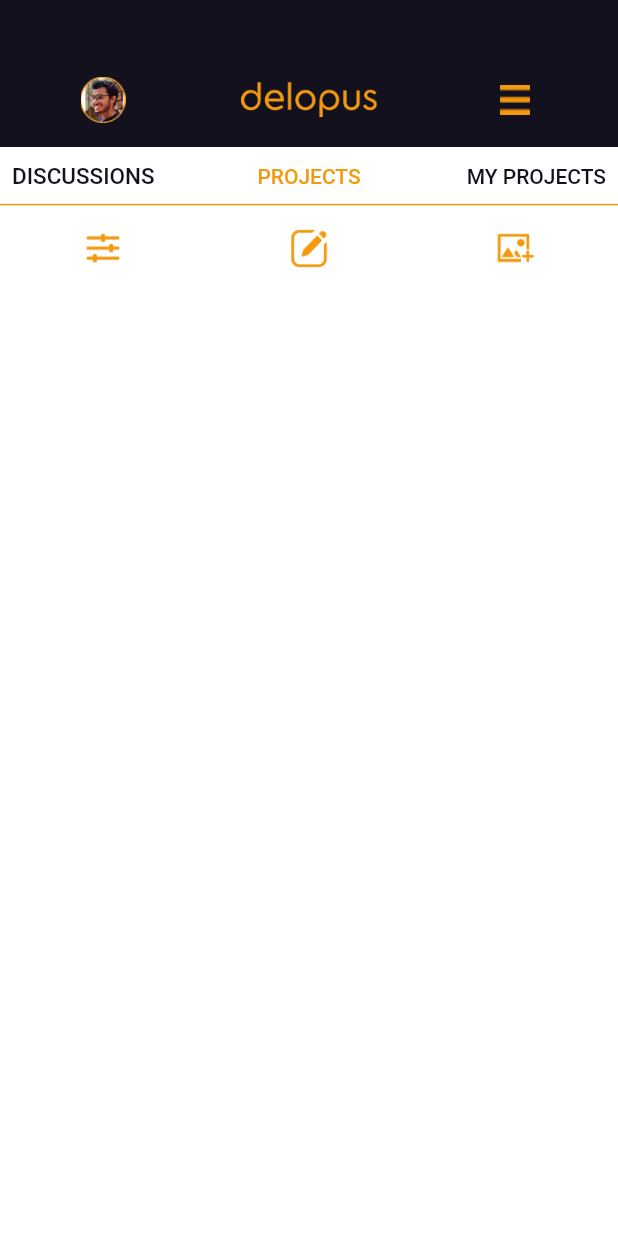
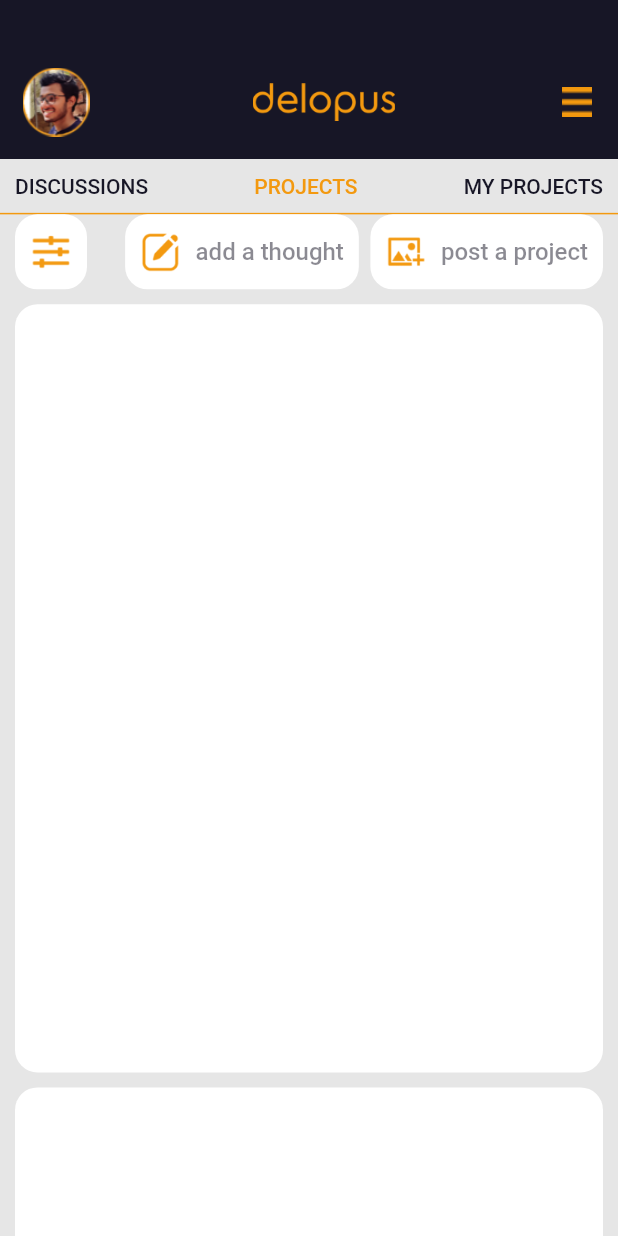
Before and after one commit to Michaelalo1/delopus, a Flutter app: the screen it shows after launch, on a phone screen of 412 x 824 dp. Run offline on Flutter 3.47's test engine with Material 2 defaults, Android fonts, the phone set to English and light mode, and no system bars; Roboto replaces fonts that are missing (Axiforma-Medium).

Commit message:
added listview containers

```diff
--- a/lib/main.dart
+++ b/lib/main.dart
@@ -1,4 +1,5 @@
 import 'package:flutter/material.dart';
+import 'package:flutter/painting.dart';
 
 void main() {
   runApp(const MyApp());
@@ -40,62 +41,57 @@ class _FeedState extends State<Feed> {
   @override
   Widget build(BuildContext context) {
     return Scaffold(
-      backgroundColor: Colors.white,
+      backgroundColor: const Color.fromRGBO(230, 230, 230, 1),
       body: Column(
         children: [
           ConstrainedBox(
             constraints: const BoxConstraints(
-              maxHeight: 98,
+              maxHeight: 200,
+              minWidth: double.infinity,
             ),
             child: Container(
-              padding: const EdgeInsets.only(top: 35),
-              color: const Color.fromRGBO(18, 17, 29, 1),
+              padding: const EdgeInsets.only(
+                  top: 45, bottom: 15, right: 15, left: 15),
+              color: const Color.fromRGBO(23, 22, 38, 1),
               child: Row(
-                // crossAxisAlignment: CrossAxisAlignment.center,
-                mainAxisAlignment: MainAxisAlignment.start,
+                mainAxisAlignment: MainAxisAlignment.spaceBetween,
                 children: [
-                  Expanded(
-                    child: Image.asset(
+                  Image.asset(
                     'assets/Layer9copy2x.png',
-                      height: 31,
-                      width: 30,
+                    height: 46,
+                    width: 45,
                   ),
+                  Image.asset(
+                    'assets/Layer2copy11@2x.png',
+                    height: 28.5,
+                    width: 95.3,
                   ),
-                  Expanded(
-                    child: Image.asset(
-                      'assets/Layer2copy11@2x.png',
-                      height: 23.5,
-                      width: 90.3,
-                    ),
-                  ),
-                  Expanded(
-                    child: Image.asset(
+                  Image.asset(
                     'assets/Layer11copy.png',
-                    ),
+                    height: 25,
+                    width: 25,
                   ),
                 ],
               ),
             ),
           ),
           Container(
-            padding: EdgeInsets.symmetric(horizontal: 8, vertical: 10.45),
-            color: Colors.white,
+            padding:
+                const EdgeInsets.symmetric(horizontal: 10, vertical: 10.45),
             child: Row(
+              mainAxisAlignment: MainAxisAlignment.spaceBetween,
               children: const [
-                Expanded(
-                  child: Text(
+                Text(
                   'DISCUSSIONS',
                   textAlign: TextAlign.left,
                   style: TextStyle(
                     fontWeight: FontWeight.w500,
                     fontFamily: 'Axiforma-Medium',
-                      fontSize: 15,
-                      color: Color.fromRGBO(18, 17, 29, 1),
+                    fontSize: 14,
+                    color: Color.fromRGBO(23, 22, 38, 1),
                   ),
                 ),
-                ),
-                Expanded(
-                  child: Text(
+                Text(
                   'PROJECTS',
                   textAlign: TextAlign.center,
                   style: TextStyle(
@@ -105,17 +101,14 @@ class _FeedState extends State<Feed> {
                     color: Color.fromRGBO(243, 153, 15, 1),
                   ),
                 ),
-                ),
-                Expanded(
-                  child: Text(
+                Text(
                   'MY PROJECTS',
                   textAlign: TextAlign.right,
                   style: TextStyle(
                     fontWeight: FontWeight.w500,
                     fontFamily: 'Axiforma-Medium',
                     fontSize: 14,
-                      color: Color.fromRGBO(18, 17, 29, 1),
-                    ),
+                    color: Color.fromRGBO(23, 22, 38, 1),
                   ),
                 ),
               ],
@@ -128,38 +121,135 @@ class _FeedState extends State<Feed> {
             indent: 0,
             endIndent: 0,
           ),
-          SizedBox(height: 15),
-          Row(
+          Expanded(
+              child: ListView(
             children: [
-              Expanded(
+              Container(
+                padding: const EdgeInsets.symmetric(horizontal: 10),
+                child: Row(
+                  mainAxisAlignment: MainAxisAlignment.spaceBetween,
+                  children: [
+                    ConstrainedBox(
+                      constraints: BoxConstraints(minHeight: 50, minWidth: 40),
                       child: Container(
-                  child: Image.asset(
+                        padding:
+                            EdgeInsets.symmetric(horizontal: 9, vertical: 5),
+                        decoration: const BoxDecoration(
+                            borderRadius: BorderRadius.all(
+                              Radius.circular(15),
+                            ),
+                            color: Colors.white),
+                        child: Row(
+                          children: [
+                            Image.asset(
                               'assets/settings1@2x.png',
-                    height: 27,
-                    width: 27,
+                              height: 30,
+                              width: 30,
+                            ),
+                          ],
                         ),
                       ),
                     ),
-              Expanded(
+                    SizedBox(width: 10),
+                    ConstrainedBox(
+                      constraints: BoxConstraints(minHeight: 50, minWidth: 10),
                       child: Container(
-                  child: Image.asset(
+                        padding:
+                            EdgeInsets.symmetric(horizontal: 10, vertical: 0),
+                        decoration: const BoxDecoration(
+                            borderRadius: BorderRadius.all(
+                              Radius.circular(15),
+                            ),
+                            color: Colors.white),
+                        child: Row(
+                          children: [
+                            Image.asset(
                               'assets/newforumpost@2x.png',
                               height: 27,
                               width: 27,
                             ),
+                            SizedBox(width: 10),
+                            const Text(
+                              'add a thought',
+                              textAlign: TextAlign.center,
+                              style: TextStyle(
+                                  color: Color.fromRGBO(23, 22, 38, 0.5),
+                                  fontSize: 16,
+                                  fontWeight: FontWeight.w500),
+                            )
+                          ],
                         ),
                       ),
-              Expanded(
+                    ),
+                    ConstrainedBox(
+                      constraints: BoxConstraints(minHeight: 50, minWidth: 10),
                       child: Container(
-                  child: Image.asset(
+                        padding:
+                            EdgeInsets.symmetric(horizontal: 10, vertical: 0),
+                        decoration: const BoxDecoration(
+                            borderRadius: BorderRadius.all(
+                              Radius.circular(15),
+                            ),
+                            color: Colors.white),
+                        child: Row(
+                          children: [
+                            Image.asset(
                               'assets/addimage@2x.png',
                               height: 27,
                               width: 27,
                             ),
+                            SizedBox(width: 10),
+                            const Text(
+                              'post a project',
+                              textAlign: TextAlign.center,
+                              style: TextStyle(
+                                  color: Color.fromRGBO(23, 22, 38, 0.5),
+                                  fontSize: 16,
+                                  fontWeight: FontWeight.w500),
+                            )
+                          ],
+                        ),
+                      ),
+                    ),
+                  ],
+                ),
+              ),
+              SizedBox(height: 10),
+
+              // FEED DATA
+              // FEED DATA
+              // FEED DATA
+
+              ConstrainedBox(
+                  constraints: BoxConstraints(
+                    minHeight: 512.04,
+                  ),
+                  child: Container(
+                    margin: EdgeInsets.symmetric(horizontal: 10),
+                    padding: EdgeInsets.symmetric(horizontal: 10, vertical: 0),
+                    decoration: const BoxDecoration(
+                        borderRadius: BorderRadius.all(
+                          Radius.circular(15),
+                        ),
+                        color: Colors.white),
+                  )),
+              SizedBox(height: 10),
+              ConstrainedBox(
+                constraints: BoxConstraints(
+                  minHeight: 512.04,
+                ),
+                child: Container(
+                  margin: EdgeInsets.symmetric(horizontal: 10),
+                  padding: EdgeInsets.symmetric(horizontal: 10, vertical: 0),
+                  decoration: const BoxDecoration(
+                      borderRadius: BorderRadius.all(
+                        Radius.circular(15),
+                      ),
+                      color: Colors.white),
                 ),
               )
             ],
-          )
+          ))
         ],
       ),
     );
--- a/pubspec.yaml
+++ b/pubspec.yaml
@@ -71,6 +71,8 @@ flutter:
      - assets/newforumpost.png
      - assets/addimage@2x.png
      - assets/addimage.png
+     - assets/Image4@2x.png
+     - assets/Image4.png
   fonts:
     - family: Raleway
       fonts:
```
Also changed, not shown: assets/Image4.png (added), assets/Image4@2x.png (added). Lines whose indentation alone changed are shown as unchanged.
